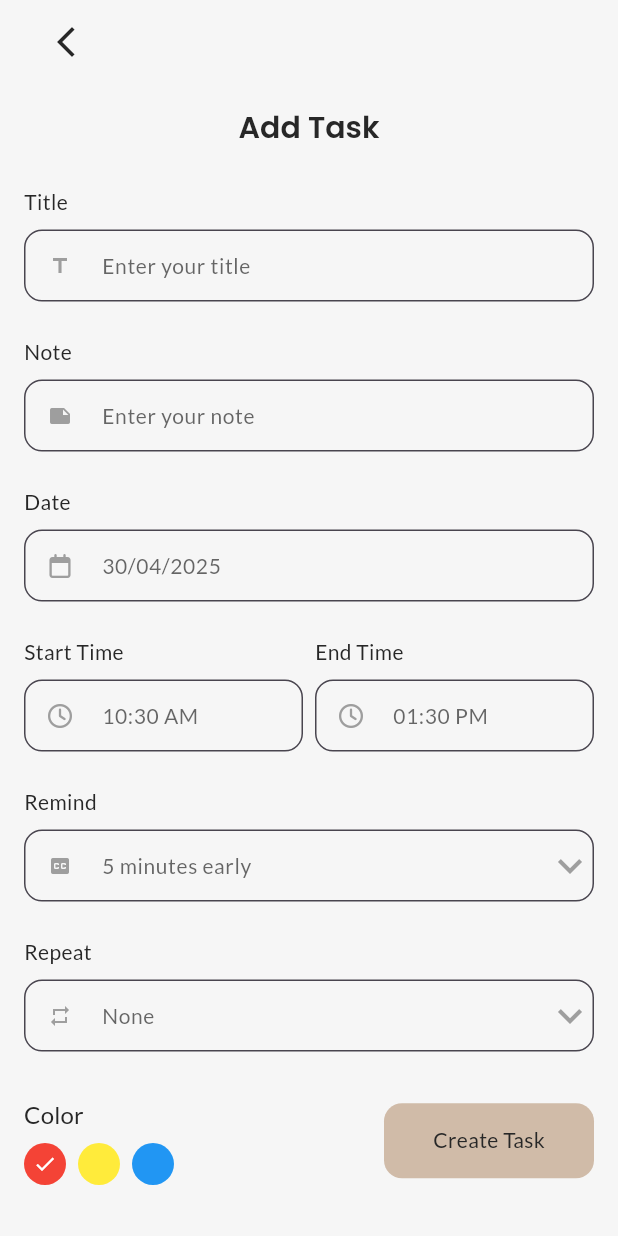
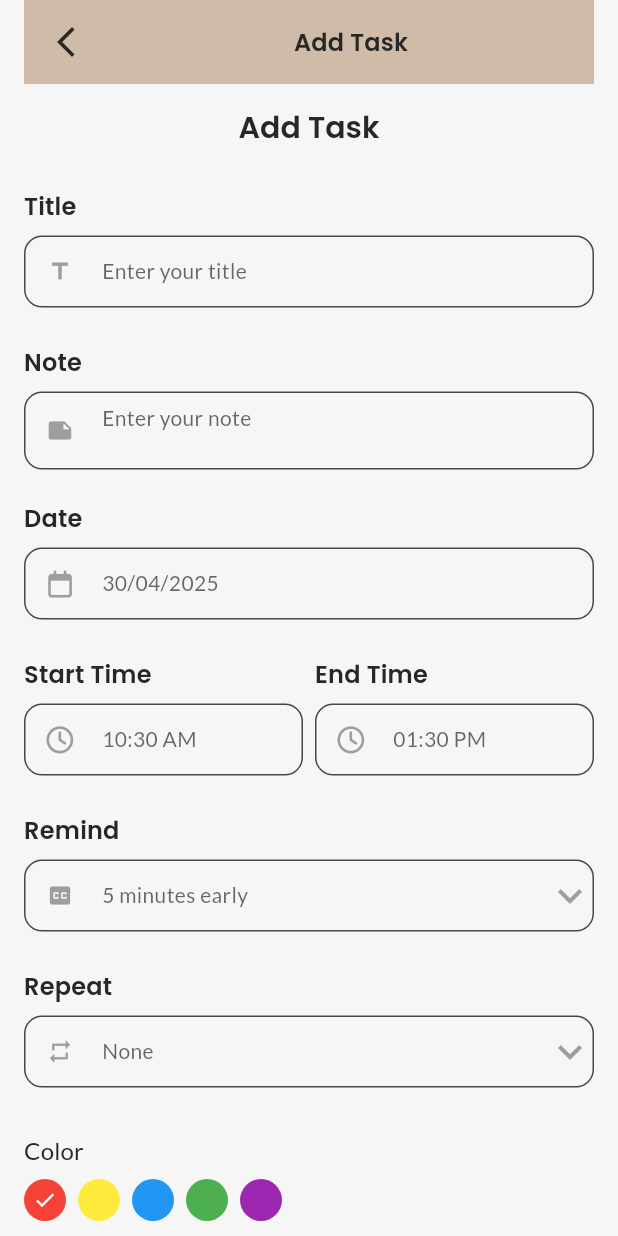
Before and after one commit to Vivek-k001/DEDO, a Flutter app: the screen it shows after launch, after a tap on the "add" icon, on a phone screen of 412 x 824 dp. Run offline on Flutter 3.47's test engine with Material 3 defaults, Android fonts, the phone set to English and light mode, and no system bars; our stand-ins replace date_picker_timeline, equatable, flutter_bloc, flutter_local_notifications, flutter_staggered_animations, font_awesome_flutter and 4 more; accounts and stored records are empty.

Commit message:
Update few features

```diff
--- a/lib/db/db_helper.dart
+++ b/lib/db/db_helper.dart
@@ -29,7 +29,7 @@ class DBHelper {
             "title STRING, note TEXT, date STRING, "
             "startTime STRING, endTime STRING, "
             "remind INTEGER, repeat STRING, "
-            "color INTEGER, isCompleted BOOLEAN)",
+            "colorIndex INTEGER, isCompleted INTEGER)",
           );
         },
       );
--- a/lib/main.dart
+++ b/lib/main.dart
@@ -1,9 +1,9 @@
 import 'package:dedo/bloc/task/task_bloc.dart';
 import 'package:dedo/bloc/theme/theme_bloc.dart';
 import 'package:dedo/db/db_helper.dart';
+import 'package:dedo/screens/main.dart';
 import 'package:dedo/services/notification_service.dart';
 import 'package:dedo/utils/constants/text.dart';
-import 'package:dedo/screens/home.dart';
 import 'package:dedo/utils/theme/theme.dart';
 import 'package:flutter/material.dart';
 import 'package:flutter_bloc/flutter_bloc.dart';
@@ -42,7 +42,7 @@ class MyApp extends StatelessWidget {
           theme: DAppTheme.lightTheme,
           darkTheme: DAppTheme.darkTheme,
           title: DTexts.appName,
-          home: const HomePage(),
+          home: const MainPage(),
         );
       },
     );
--- a/lib/models/task_model.dart
+++ b/lib/models/task_model.dart
@@ -6,7 +6,7 @@ class TaskModel {
   String date;
   String startTime;
   String endTime;
-  int color;
+  int colorIndex;
   int remind;
   String repeat;
 
@@ -18,7 +18,7 @@ class TaskModel {
     this.date = '',
     this.startTime = '',
     this.endTime = '',
-    this.color = 0,
+    this.colorIndex = 0,
     this.remind = 0,
     this.repeat = '',
   });
@@ -31,7 +31,7 @@ class TaskModel {
       date = json['date'] ?? '',
       startTime = json['startTime'] ?? '',
       endTime = json['endTime'] ?? '',
-      color = json['color'] ?? 0,
+      colorIndex = json['colorIndex'] ?? 0,
       remind = json['remind'] ?? 0,
       repeat = json['repeat'] ?? '';
 
@@ -44,7 +44,7 @@ class TaskModel {
       'date': date,
       'startTime': startTime,
       'endTime': endTime,
-      'color': color,
+      'colorIndex': colorIndex,
       'remind': remind,
       'repeat': repeat,
     };
--- a/lib/screens/add_task.dart
+++ b/lib/screens/add_task.dart
@@ -35,7 +35,15 @@ class _AddTaskScreenState extends State<AddTaskScreen> {
   String _selectedRepeat = 'None';
   List<String> repeatList = ["None", "Daily", "Weakly", "Monthly"];
 
-  int _selectedColor = 0;
+  int _selectedColorIndex = 0;
+
+  final List<Color> _colorOptions = [
+    Colors.red,
+    Colors.yellow,
+    Colors.blue,
+    Colors.green,
+    Colors.purple,
+  ];
 
   @override
   Widget build(BuildContext context) {
@@ -61,7 +69,15 @@ class _AddTaskScreenState extends State<AddTaskScreen> {
         }
       },
       child: Scaffold(
-        appBar: DAppBar(showBackArrow: true),
+        appBar: DAppBar(
+          showBackArrow: true,
+          title: Center(
+            child: Text(
+              'Add Task',
+              style: Theme.of(context).textTheme.titleMedium,
+            ),
+          ),
+        ),
         body: SingleChildScrollView(
           child: Padding(
             padding: const EdgeInsets.all(DSizes.md),
@@ -88,6 +104,7 @@ class _AddTaskScreenState extends State<AddTaskScreen> {
                   hintText: "Enter your note",
                   prefixIcon: Icons.note,
                   controller: _noteController,
+                  maxlines: 3,
                 ),
 
                 DTextFormField(
@@ -161,6 +178,7 @@ class _AddTaskScreenState extends State<AddTaskScreen> {
                   hintText: "$_selectedRemind minutes early",
                   prefixIcon: Icons.closed_caption,
                   title: "Remind",
+                  readOnly: true,
                   suffixWidget: DropdownButton(
                     icon: Icon(Icons.keyboard_arrow_down, color: Colors.grey),
                     iconSize: 32,
@@ -178,7 +196,7 @@ class _AddTaskScreenState extends State<AddTaskScreen> {
                             value: value.toString(),
                             child: Text(
                               '$value minutes early',
-                              style: Theme.of(context).textTheme.labelSmall,
+                              style: Theme.of(context).textTheme.bodySmall,
                             ),
                           );
                         }).toList(),
@@ -189,6 +207,7 @@ class _AddTaskScreenState extends State<AddTaskScreen> {
                   hintText: _selectedRepeat,
                   prefixIcon: Icons.repeat,
                   title: "Repeat",
+                  readOnly: true,
                   suffixWidget: DropdownButton(
                     icon: Icon(Icons.keyboard_arrow_down, color: Colors.grey),
                     iconSize: 32,
@@ -206,7 +225,7 @@ class _AddTaskScreenState extends State<AddTaskScreen> {
                             value: value,
                             child: Text(
                               value,
-                              style: Theme.of(context).textTheme.labelSmall,
+                              style: Theme.of(context).textTheme.bodySmall,
                             ),
                           );
                         }).toList(),
@@ -215,65 +234,47 @@ class _AddTaskScreenState extends State<AddTaskScreen> {
 
                 const SizedBox(height: DSizes.spaceBtwItems),
 
-                Row(
-                  mainAxisAlignment: MainAxisAlignment.spaceBetween,
-                  crossAxisAlignment: CrossAxisAlignment.center,
-                  children: [
-                    Column(
-                      crossAxisAlignment: CrossAxisAlignment.start,
-                      children: [
-                        Text(
-                          'Color',
-                          style: Theme.of(context).textTheme.titleSmall,
-                        ),
+                Text('Color', style: Theme.of(context).textTheme.titleSmall),
 
                 const SizedBox(height: DSizes.sm),
 
                 Wrap(
-                          children: List<Widget>.generate(3, (index) {
-                            final color =
-                                index == 0
-                                    ? Colors.red
-                                    : index == 1
-                                    ? Colors.yellow
-                                    : Colors.blue;
-
+                  children: List<Widget>.generate(_colorOptions.length, (
+                    index,
+                  ) {
+                    final color = _colorOptions[index];
                     return GestureDetector(
                       onTap: () {
                         setState(() {
-                                  _selectedColor = index;
+                          _selectedColorIndex = index;
                         });
                       },
                       child: Padding(
-                                padding: const EdgeInsets.only(
-                                  right: DSizes.sm,
-                                ),
+                        padding: const EdgeInsets.only(right: DSizes.sm),
                         child: CircleAvatar(
                           radius: 14,
                           backgroundColor: color,
                           child:
-                                      _selectedColor == index
+                              _selectedColorIndex == index
                                   ? Icon(
                                     Icons.done,
                                     color: Colors.white,
                                     size: DSizes.iconSm,
                                   )
-                                          : Container(),
+                                  : null,
                         ),
                       ),
                     );
                   }),
                 ),
-                      ],
-                    ),
+
+                const SizedBox(height: DSizes.spaceBtwItems),
 
                 DButton(
                   btnTitle: 'Create Task',
                   width: 140,
                   height: 50,
                   onTap: () => _validateAndSubmitTask(),
-                    ),
-                  ],
                 ),
               ],
             ),
@@ -306,7 +307,7 @@ class _AddTaskScreenState extends State<AddTaskScreen> {
       endTime: _endTime,
       remind: _selectedRemind,
       repeat: _selectedRepeat,
-      color: _selectedColor,
+      colorIndex: _selectedColorIndex,
       isCompleted: 0,
     );
 
--- a/lib/screens/home.dart
+++ b/lib/screens/home.dart
@@ -2,7 +2,6 @@ import 'package:date_picker_timeline/date_picker_widget.dart';
 import 'package:dedo/bloc/task/task_bloc.dart';
 import 'package:dedo/bloc/theme/theme_bloc.dart';
 import 'package:dedo/models/task_model.dart';
-import 'package:dedo/screens/add_task.dart';
 import 'package:dedo/services/notification_service.dart';
 import 'package:dedo/utils/constants/colors.dart';
 import 'package:dedo/utils/constants/sizes.dart';
@@ -82,17 +81,6 @@ class HomePage extends StatelessWidget {
         ],
       ),
 
-      floatingActionButton: FloatingActionButton(
-        backgroundColor: DColors.primary,
-        onPressed:
-            () => DHelperFunctions.navigateToScreen(
-              context,
-              const AddTaskScreen(),
-            ),
-        tooltip: "Add Task",
-        child: const Icon(Icons.add),
-      ),
-
       body: Padding(
         padding: const EdgeInsets.symmetric(
           horizontal: DSizes.md,
@@ -101,23 +89,13 @@ class HomePage extends StatelessWidget {
         child: Column(
           crossAxisAlignment: CrossAxisAlignment.start,
           children: [
-            Padding(
-              padding: const EdgeInsets.only(left: DSizes.sm),
-              child: Text(
-                DHelperFunctions.formatDate(DateTime.now()),
-                style: Theme.of(context).textTheme.headlineSmall,
-              ),
-            ),
-
-            const SizedBox(height: DSizes.spaceBtwItems),
-
             Container(
               padding: const EdgeInsets.all(DSizes.sm),
               decoration: BoxDecoration(
                 color:
                     DHelperFunctions.isDarkMode(context)
                         ? DColors.darkerGrey
-                        : DColors.darkGrey,
+                        : const Color(0xFFCCC0C0),
                 borderRadius: BorderRadius.circular(DSizes.sm),
               ),
               child: DatePicker(
@@ -166,6 +144,7 @@ class HomePage extends StatelessWidget {
                       message: "Error ${state.message}",
                       icon: Icons.error,
                       context: context,
+                      bgColor: Colors.red,
                     );
                   }
                 },
@@ -201,7 +180,7 @@ class HomePage extends StatelessWidget {
                                     date: task.date,
                                     repeat: task.repeat,
                                     remind: task.remind,
-                                    colorIndex: task.color,
+                                    colorIndex: task.colorIndex,
                                     isCompleted:
                                         task.isCompleted == 1 ? true : false,
                                   ),
@@ -245,6 +224,7 @@ class HomePage extends StatelessWidget {
               topRight: Radius.circular(DSizes.sm),
             ),
           ),
+          child: Center(
             child: Column(
               children: [
                 SizedBox(height: DSizes.spaceBtwSections),
@@ -267,7 +247,8 @@ class HomePage extends StatelessWidget {
                     );
                     Navigator.pop(context);
                   },
-                btnTitle: isCompleted ? "Mark as Pending" : "Mark as Completed",
+                  btnTitle:
+                      isCompleted ? "Mark as Pending" : "Mark as Completed",
                   width: double.infinity,
                   height: 55,
                   btnColor: Colors.blue,
@@ -309,6 +290,7 @@ class HomePage extends StatelessWidget {
                 SizedBox(height: DSizes.spaceBtwSections),
               ],
             ),
+          ),
         );
       },
     );
--- /dev/null
+++ b/lib/screens/main.dart
@@ -0,0 +1,43 @@
+import 'package:dedo/screens/add_task.dart';
+import 'package:dedo/screens/home.dart';
+import 'package:dedo/screens/profile.dart';
+import 'package:dedo/utils/constants/colors.dart';
+import 'package:dedo/utils/helper_functions.dart';
+import 'package:dedo/widgets/bottom_navbar.dart';
+import 'package:flutter/material.dart';
+
+class MainPage extends StatefulWidget {
+  const MainPage({super.key});
+
+  @override
+  State<MainPage> createState() => _MainPageState();
+}
+
+class _MainPageState extends State<MainPage> {
+  int currentIndex = 0;
+
+  final List<Widget> _screens = [HomePage(), ProfilePage()];
+
+  @override
+  Widget build(BuildContext context) {
+    return Scaffold(
+      floatingActionButton: FloatingActionButton(
+        backgroundColor: DColors.primary,
+        onPressed:
+            () => DHelperFunctions.navigateToScreen(
+              context,
+              const AddTaskScreen(),
+            ),
+        tooltip: "Add Task",
+        child: const Icon(Icons.add),
+      ),
+
+      bottomNavigationBar: DBottomNavbar(
+        currentIndex: currentIndex,
+        onIndexChange: (index) => setState(() => currentIndex = index),
+      ),
+
+      body: SafeArea(child: _screens[currentIndex]),
+    );
+  }
+}
--- a/lib/utils/helper_functions.dart
+++ b/lib/utils/helper_functions.dart
@@ -53,7 +53,7 @@ class DHelperFunctions {
     required String message,
     required IconData icon,
     required BuildContext context,
-    Color bgColor = Colors.red,
+    required Color bgColor,
     Duration duration = const Duration(seconds: 3),
     SnackBarAction? action,
   }) {
@@ -61,6 +61,7 @@ class DHelperFunctions {
       SnackBar(
         content: Container(
           padding: const EdgeInsets.all(DSizes.sm),
+          width: double.infinity,
           height: 80,
           decoration: BoxDecoration(
             color: bgColor,
@@ -83,11 +84,11 @@ class DHelperFunctions {
                     const SizedBox(height: DSizes.xs),
                     Text(
                       message,
-                      maxLines: 2,
+                      maxLines: 3,
                       overflow: TextOverflow.ellipsis,
                       style: Theme.of(
                         context,
-                      ).textTheme.labelSmall!.copyWith(color: Colors.white70),
+                      ).textTheme.bodyMedium!.copyWith(color: Colors.white70),
                     ),
                   ],
                 ),
@@ -95,7 +96,7 @@ class DHelperFunctions {
             ],
           ),
         ),
-        backgroundColor: Colors.transparent,
+        // backgroundColor: Colors.transparent,
         duration: duration,
         action: action,
         behavior: SnackBarBehavior.floating,
--- a/lib/utils/theme/appbar_theme.dart
+++ b/lib/utils/theme/appbar_theme.dart
@@ -10,7 +10,7 @@ class DAppbarTheme {
     elevation: 2,
     centerTitle: false,
     scrolledUnderElevation: 0,
-    backgroundColor: DColors.light,
+    backgroundColor: DColors.primary,
     surfaceTintColor: Colors.transparent,
     iconTheme: IconThemeData(color: DColors.textPrimary, size: DSizes.iconMd),
   );
@@ -20,7 +20,7 @@ class DAppbarTheme {
     elevation: 2,
     centerTitle: false,
     scrolledUnderElevation: 0,
-    backgroundColor: Colors.transparent,
+    backgroundColor: DColors.primary,
     surfaceTintColor: Colors.transparent,
     iconTheme: IconThemeData(color: Colors.white, size: DSizes.iconMd),
   );
--- /dev/null
+++ b/lib/widgets/bottom_navbar.dart
@@ -0,0 +1,39 @@
+import 'package:dedo/utils/constants/colors.dart';
+import 'package:dedo/utils/helper_functions.dart';
+import 'package:flutter/cupertino.dart';
+import 'package:flutter/material.dart';
+
+class DBottomNavbar extends StatelessWidget {
+  const DBottomNavbar({
+    super.key,
+    required this.currentIndex,
+    required this.onIndexChange,
+  });
+
+  final int currentIndex;
+  final void Function(int) onIndexChange;
+
+  @override
+  Widget build(BuildContext context) {
+    final isDark = DHelperFunctions.isDarkMode(context);
+
+    return ClipRRect(
+      borderRadius: BorderRadius.vertical(top: Radius.circular(30)),
+      child: NavigationBar(
+        height: 80,
+        indicatorColor: DColors.primary,
+        backgroundColor: isDark ? DColors.dark : DColors.light,
+        elevation: 3,
+        selectedIndex: currentIndex,
+        onDestinationSelected: onIndexChange,
+        destinations: const [
+          NavigationDestination(icon: Icon(CupertinoIcons.home), label: 'Home'),
+          NavigationDestination(
+            icon: Icon(CupertinoIcons.person_2_fill),
+            label: 'Profile',
+          ),
+        ],
+      ),
+    );
+  }
+}
--- a/lib/widgets/text_form_field.dart
+++ b/lib/widgets/text_form_field.dart
@@ -20,6 +20,7 @@ class DTextFormField extends StatelessWidget {
     this.suffixWidget,
     this.onChanged,
     this.height = 52,
+    this.maxlines = 1,
   });
 
   final TextEditingController? controller;
@@ -34,6 +35,7 @@ class DTextFormField extends StatelessWidget {
   final ValueChanged<String>? onChanged;
   final Widget? suffixWidget;
   final double height;
+  final int maxlines;
 
   @override
   Widget build(BuildContext context) {
@@ -45,7 +47,7 @@ class DTextFormField extends StatelessWidget {
       child: Column(
         crossAxisAlignment: CrossAxisAlignment.start,
         children: [
-          Text(title, style: Theme.of(context).textTheme.bodyMedium),
+          Text(title, style: Theme.of(context).textTheme.titleMedium),
           const SizedBox(height: DSizes.sm),
           SizedBox(
             height: height,
@@ -54,6 +56,7 @@ class DTextFormField extends StatelessWidget {
               readOnly: readOnly,
               autofocus: false,
               controller: controller,
+              maxLines: maxlines,
               keyboardType: keyboardType,
               cursorColor: cursorColor,
               textAlignVertical: TextAlignVertical.center,
@@ -61,29 +64,25 @@ class DTextFormField extends StatelessWidget {
               style: Theme.of(context).textTheme.bodySmall,
               decoration: InputDecoration(
                 hintText: hintText,
-                hintStyle: Theme.of(context).textTheme.bodySmall?.copyWith(
+                hintStyle: Theme.of(context).textTheme.bodyMedium?.copyWith(
                   color:
                       isDark
                           ? DColors.light.withValues(alpha: 0.7)
                           : DColors.dark.withValues(alpha: 0.7),
                 ),
                 isDense: isDense,
-                prefixIcon: Icon(prefixIcon, size: 16, color: Colors.grey),
+                prefixIcon: Icon(prefixIcon, size: 18, color: Colors.grey),
                 suffixIcon:
                     suffixWidget ??
                     (suffixIcon != null
                         ? IconButton(
                           onPressed: onIconPressed,
-                          icon: Icon(suffixIcon, size: 16, color: Colors.grey),
+                          icon: Icon(suffixIcon, size: 18, color: Colors.grey),
                         )
                         : null),
                 border: OutlineInputBorder(
                   borderRadius: BorderRadius.circular(DSizes.borderRadiusLg),
                   borderSide: const BorderSide(color: DColors.borderPrimary),
-                ),
-                focusedBorder: OutlineInputBorder(
-                  borderRadius: BorderRadius.circular(DSizes.inputFieldRadius),
-                  borderSide: const BorderSide(color: DColors.primary),
                 ),
                 contentPadding: const EdgeInsets.symmetric(
                   horizontal: DSizes.md,
```
Also changed, not shown: lib/screens/profile.dart (added, +10 -0 lines), lib/widgets/task_tile.dart (+18 -24 lines). Lines whose indentation alone changed are shown as unchanged.
